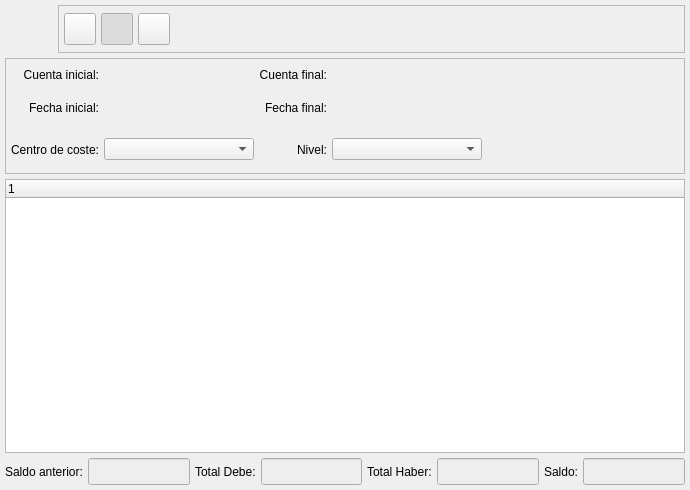
eboladev/Bulmages-1, file bulmages/bulmacont/plugins/pluginbalancetree/balancetreebase.ui: the form before one commit.
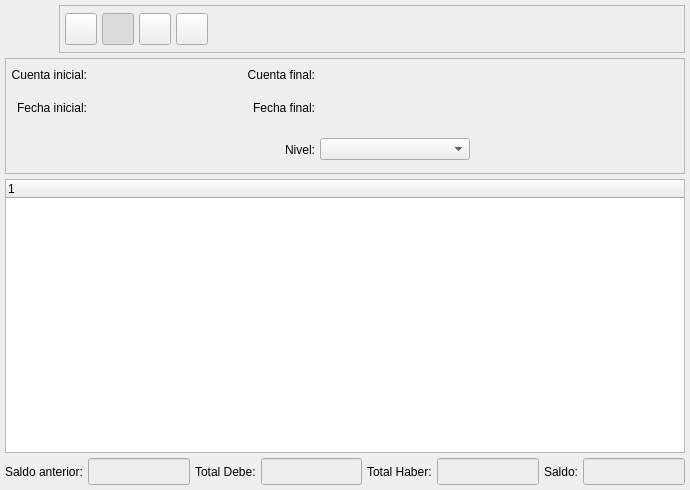
The form after the commit. Icons and pictures are not drawn. Custom widgets are drawn as their Qt base class.

Commit message: Arreglo algunas cosillas del plugin de balance jerarquico

Diff of the .ui file:
```diff
--- a/bulmages/bulmacont/plugins/pluginbalancetree/balancetreebase.ui
+++ b/bulmages/bulmacont/plugins/pluginbalancetree/balancetreebase.ui
@@ -29,7 +29,7 @@
       <number>0</number>
      </property>
      <property name="spacing" >
-      <number>5</number>
+      <number>6</number>
      </property>
      <item>
       <widget class="QLabel" name="pixmapLabel1" >
@@ -188,7 +188,47 @@
            <string/>
           </property>
           <property name="icon" >
-           <iconset resource="../../bulmages.qrc" >:/Genericos32x32/images/png/i_reload.png</iconset>
+           <iconset resource="../../../bulmages.qrc" >:/Genericos32x32/images/png/i_reload.png</iconset>
+          </property>
+          <property name="iconSize" >
+           <size>
+            <width>22</width>
+            <height>22</height>
+           </size>
+          </property>
+          <property name="checkable" >
+           <bool>false</bool>
+          </property>
+          <property name="checked" >
+           <bool>false</bool>
+          </property>
+         </widget>
+        </item>
+        <item>
+         <widget class="QToolButton" name="mui_hojacalculo" >
+          <property name="minimumSize" >
+           <size>
+            <width>32</width>
+            <height>32</height>
+           </size>
+          </property>
+          <property name="maximumSize" >
+           <size>
+            <width>32</width>
+            <height>32</height>
+           </size>
+          </property>
+          <property name="toolTip" >
+           <string>Imprimir albaran</string>
+          </property>
+          <property name="whatsThis" >
+           <string>Imprimir albaran</string>
+          </property>
+          <property name="text" >
+           <string/>
+          </property>
+          <property name="icon" >
+           <iconset resource="../../../bulmages.qrc" >:/BulmaCont32x32/images/png/i_estadisticas.xpm</iconset>
           </property>
           <property name="iconSize" >
            <size>
@@ -214,8 +254,8 @@
           </property>
           <property name="sizeHint" >
            <size>
-            <width>421</width>
-            <height>26</height>
+            <width>331</width>
+            <height>34</height>
            </size>
           </property>
          </spacer>
@@ -383,16 +423,6 @@
         </property>
        </widget>
       </item>
-      <item row="2" column="0" >
-       <widget class="QLabel" name="textLabel1" >
-        <property name="text" >
-         <string>Centro de coste:</string>
-        </property>
-        <property name="alignment" >
-         <set>Qt::AlignRight|Qt::AlignTrailing|Qt::AlignVCenter</set>
-        </property>
-       </widget>
-      </item>
       <item row="2" column="3" >
        <widget class="QComboBox" name="combonivel" >
         <property name="minimumSize" >
@@ -403,16 +433,6 @@
         </property>
        </widget>
       </item>
-      <item row="2" column="1" >
-       <widget class="BusquedaCCoste" name="mui_combocoste" >
-        <property name="minimumSize" >
-         <size>
-          <width>150</width>
-          <height>0</height>
-         </size>
-        </property>
-       </widget>
-      </item>
      </layout>
     </widget>
    </item>
@@ -717,11 +737,6 @@
  </widget>
  <layoutdefault spacing="2" margin="5" />
  <customwidgets>
-  <customwidget>
-   <class>BusquedaCCoste</class>
-   <extends>QComboBox</extends>
-   <header>busquedaccoste.h</header>
-  </customwidget>
   <customwidget>
    <class>BusquedaFecha</class>
    <extends>QWidget</extends>
```
Left out of the diff: 12 changed lines with no effect on the pictures. The commit also changes 2 other files.
